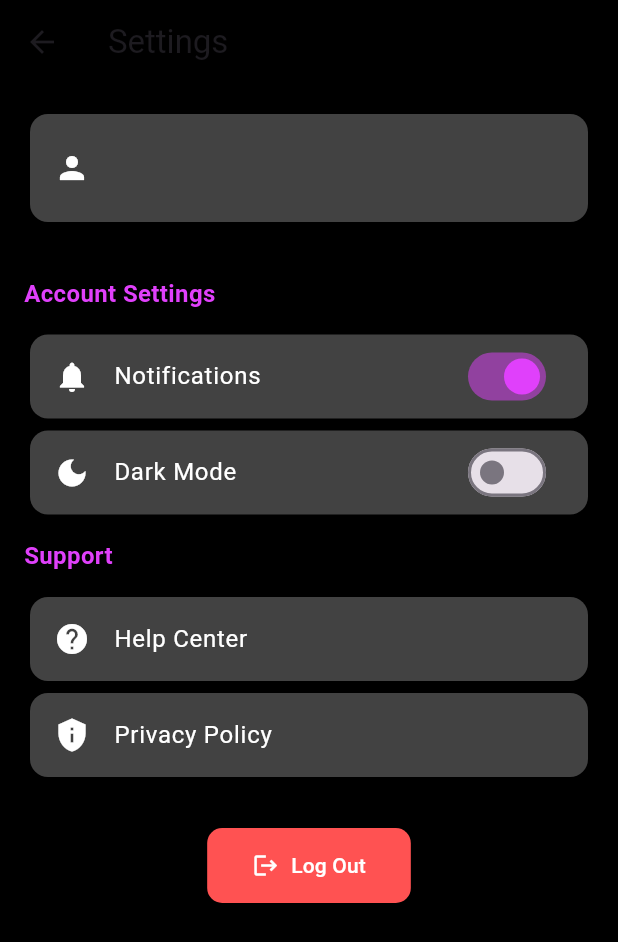
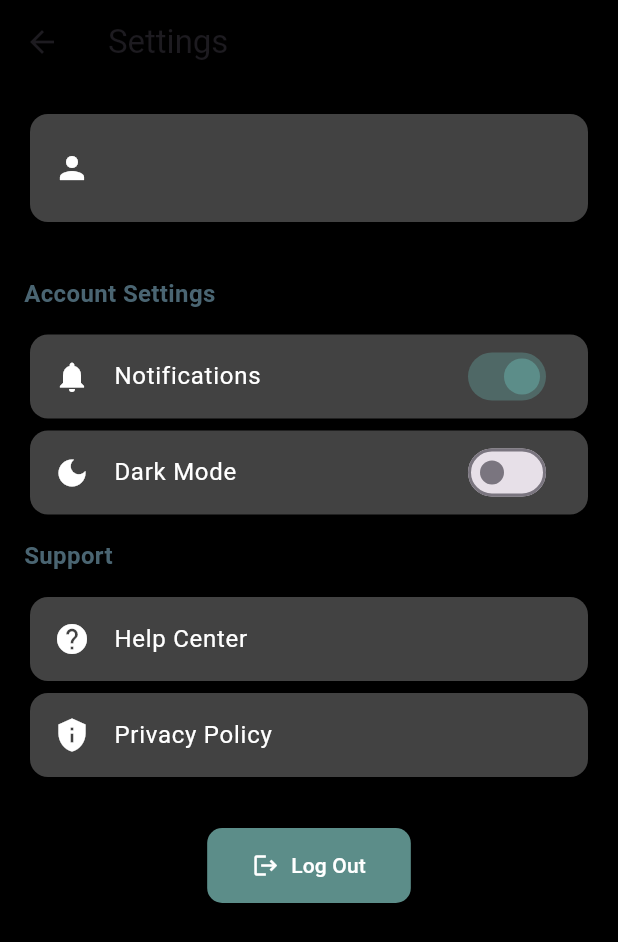
Before and after one commit to luciferm0708/CRMS, a Flutter app: the SettingsScreen screen opened directly, on a phone screen of 412 x 824 dp. Shown: the top 942 px of the screen. Run offline on Flutter 3.47's test engine with Material 3 defaults, Android fonts, the phone set to English and light mode, and no system bars; our stand-ins replace cached_network_image, device_info_plus, fluttertoast, get, image_picker, permission_handler and 1 more; missing offline and left inert: particles_fly; accounts and stored records are empty.

Commit message:
Color change

```diff
--- a/lib/pages/fragments/settingsScreen.dart
+++ b/lib/pages/fragments/settingsScreen.dart
@@ -92,7 +92,7 @@ class _SettingsScreenState extends State<SettingsScreen> {
             trailing: Switch(
               value: _notificationsEnabled,
               onChanged: (value) => setState(() => _notificationsEnabled = value),
-              activeColor: Colors.purpleAccent,
+              activeColor: Color(0xFF5C8D89),
             ),
           ),
           _buildSettingsCard(
@@ -101,7 +101,7 @@ class _SettingsScreenState extends State<SettingsScreen> {
             trailing: Switch(
               value: _darkModeEnabled,
               onChanged: (value) => setState(() => _darkModeEnabled = value),
-              activeColor: Colors.purpleAccent,
+              activeColor: Color(0xFF5C8D89),
             ),
           ),
 
@@ -125,7 +125,7 @@ class _SettingsScreenState extends State<SettingsScreen> {
               icon: const Icon(Icons.logout, color: Colors.white),
               label: const Text('Log Out', style: TextStyle(color: Colors.white)),
               style: ElevatedButton.styleFrom(
-                backgroundColor: Colors.redAccent,
+                backgroundColor: Color(0xFF5C8D89),
                 padding: const EdgeInsets.symmetric(horizontal: 30, vertical: 15),
                 shape: RoundedRectangleBorder(
                   borderRadius: BorderRadius.circular(10),
@@ -145,7 +145,7 @@ class _SettingsScreenState extends State<SettingsScreen> {
       child: Text(
         title,
         style: const TextStyle(
-          color: Colors.purpleAccent,
+          color: Color(0xFF4A6572),
           fontSize: 16,
           fontWeight: FontWeight.bold,
         ),
```
